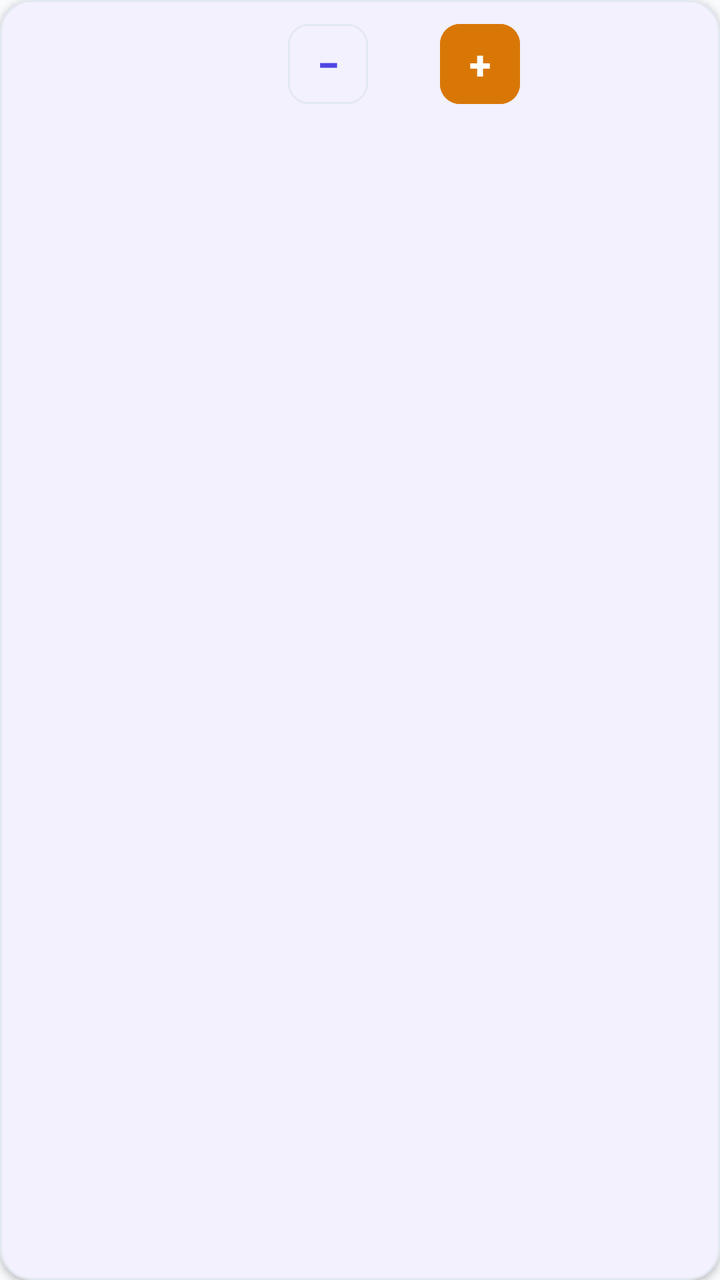
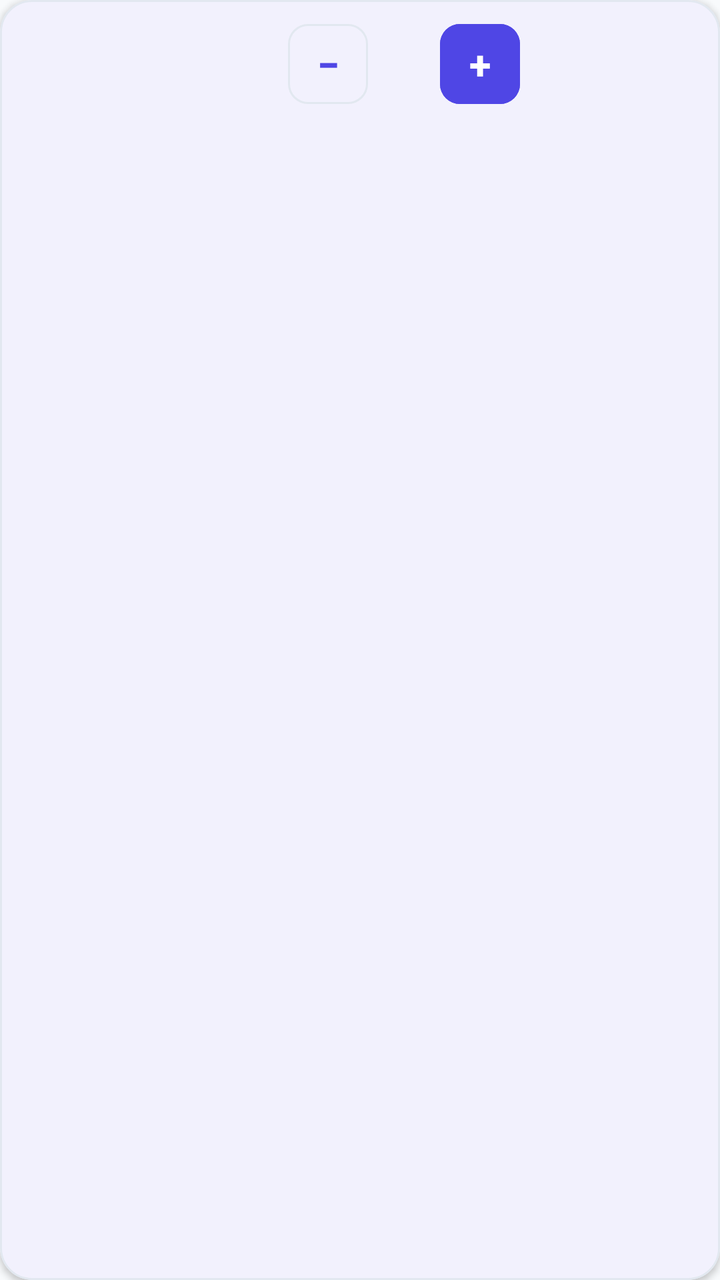

An Android layout rendered at two revisions. The XML below is the earlier revision; the diff shows what the commit changed to produce the second picture.
<!-- AndroidManifest.xml: application theme Theme.AslFood -->
<!-- res/layout/item_cart.xml -->
<?xml version="1.0" encoding="utf-8"?>
<com.google.android.material.card.MaterialCardView xmlns:android="http://schemas.android.com/apk/res/android"
    xmlns:app="http://schemas.android.com/apk/res-auto"
    android:layout_width="match_parent"
    android:layout_height="wrap_content"
    android:layout_marginBottom="8dp"
    app:cardBackgroundColor="@color/white"
    app:cardCornerRadius="16dp"
    app:cardElevation="2dp"
    app:strokeColor="@color/border_card"
    app:strokeWidth="1dp">

    <LinearLayout
        android:layout_width="match_parent"
        android:layout_height="wrap_content"
        android:gravity="center_vertical"
        android:orientation="horizontal"
        android:paddingHorizontal="14dp"
        android:paddingVertical="12dp">

        
        <LinearLayout
            android:layout_width="0dp"
            android:layout_height="wrap_content"
            android:layout_weight="1"
            android:orientation="vertical">

            <TextView
                android:id="@+id/tvCartFoodName"
                android:layout_width="match_parent"
                android:layout_height="wrap_content"
                android:ellipsize="end"
                android:maxLines="1"
                android:textColor="@color/text_dark"
                android:textSize="15sp"
                android:textStyle="bold" />

            <TextView
                android:id="@+id/tvCartUnitPrice"
                android:layout_width="wrap_content"
                android:layout_height="wrap_content"
                android:layout_marginTop="2dp"
                android:textColor="@color/text_muted"
                android:textSize="13sp" />
        </LinearLayout>

        
        <com.google.android.material.button.MaterialButton
            android:id="@+id/btnMinus"
            style="@style/Widget.Material3.Button.OutlinedButton"
            android:layout_width="40dp"
            android:layout_height="40dp"
            android:insetTop="0dp"
            android:insetBottom="0dp"
            android:padding="0dp"
            android:text="−"
            android:textSize="20sp"
            android:textStyle="bold"
            app:strokeColor="@color/border_card"
            app:cornerRadius="10dp" />

        
        <TextView
            android:id="@+id/tvQty"
            android:layout_width="36dp"
            android:layout_height="wrap_content"
            android:gravity="center"
            android:textColor="@color/text_dark"
            android:textSize="16sp"
            android:textStyle="bold" />

        
        <com.google.android.material.button.MaterialButton
            android:id="@+id/btnPlus"
            style="@style/Widget.Material3.Button"
            android:layout_width="40dp"
            android:layout_height="40dp"
            android:backgroundTint="@color/amber_600"
            android:insetTop="0dp"
            android:insetBottom="0dp"
            android:padding="0dp"
            android:text="+"
            android:textColor="@color/white"
            android:textSize="20sp"
            android:textStyle="bold"
            app:cornerRadius="10dp" />

        
        <TextView
            android:id="@+id/tvSubtotal"
            android:layout_width="wrap_content"
            android:layout_height="wrap_content"
            android:layout_marginStart="14dp"
            android:minWidth="72dp"
            android:gravity="end"
            android:textColor="@color/emerald_600"
            android:textSize="14sp"
            android:textStyle="bold" />

    </LinearLayout>
</com.google.android.material.card.MaterialCardView>
<!-- resources referenced by this layout -->
<resources>
  <color name="amber_600">#D97706</color>
  <color name="border_card">#E2E8F0</color>
  <color name="emerald_600">#059669</color>
  <color name="text_dark">#0F172A</color>
  <color name="text_muted">#64748B</color>
  <color name="white">#FFFFFF</color>
  <style name="Theme.AslFood" parent="Theme.Material3.Light.NoActionBar">
          <item name="colorPrimary">@color/primary_brand</item>
          <item name="colorOnPrimary">@color/white</item>
          <item name="colorPrimaryContainer">@color/primary_brand_light</item>
          <item name="colorOnPrimaryContainer">@color/primary_brand_dark</item>
          <item name="colorSecondary">@color/emerald_600</item>
          <item name="colorOnSecondary">@color/white</item>
          <item name="colorSurface">@color/bg_card</item>
          <item name="colorOnSurface">@color/text_dark</item>
          <item name="android:colorBackground">@color/bg_body</item>
          <item name="android:windowBackground">@color/bg_body</item>
          <item name="android:statusBarColor">@color/white</item>
          <item name="android:windowLightStatusBar">true</item>
          <item name="android:navigationBarColor">@color/white</item>
          <item name="android:windowLightNavigationBar" tools:targetApi="o_mr1">true</item>
      </style>
  <color name="primary_brand">#4F46E5</color>
  <color name="primary_brand_light">#EEF2FF</color>
  <color name="primary_brand_dark">#4338CA</color>
  <color name="bg_card">#FFFFFF</color>
  <color name="bg_body">#F8FAFC</color>
</resources>

<!-- the commit's change to res/layout/item_cart.xml (unified diff, before → after) -->
@@ -75,7 +75,7 @@
             style="@style/Widget.Material3.Button"
             android:layout_width="40dp"
             android:layout_height="40dp"
-            android:backgroundTint="@color/amber_600"
+            android:backgroundTint="@color/primary_brand"
             android:insetTop="0dp"
             android:insetBottom="0dp"
             android:padding="0dp"
<!-- resource entries referenced after the edit -->
@@ -1,6 +1,5 @@
 <!-- resources referenced by this layout -->
 <resources>
-  <color name="amber_600">#D97706</color>
   <color name="border_card">#E2E8F0</color>
   <color name="emerald_600">#059669</color>
   <color name="text_dark">#0F172A</color>
